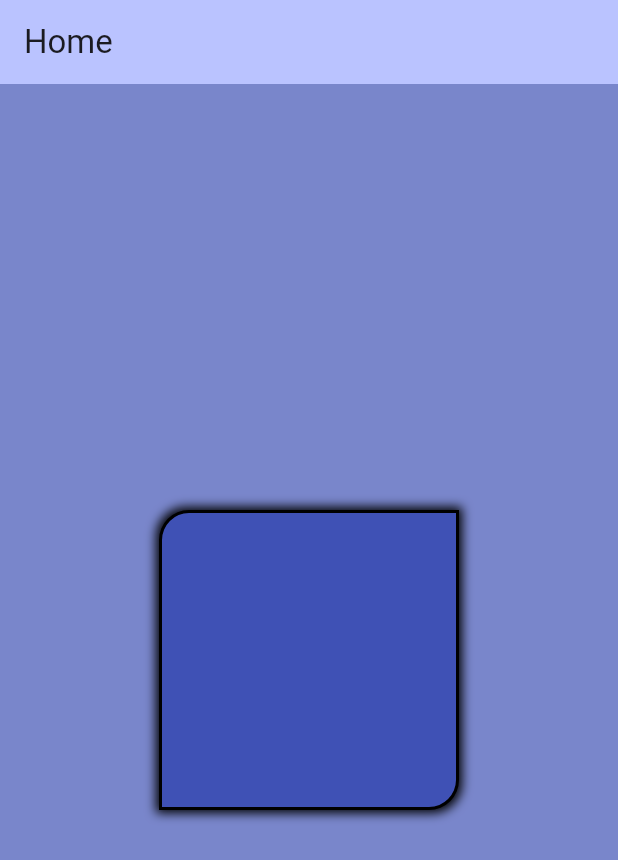
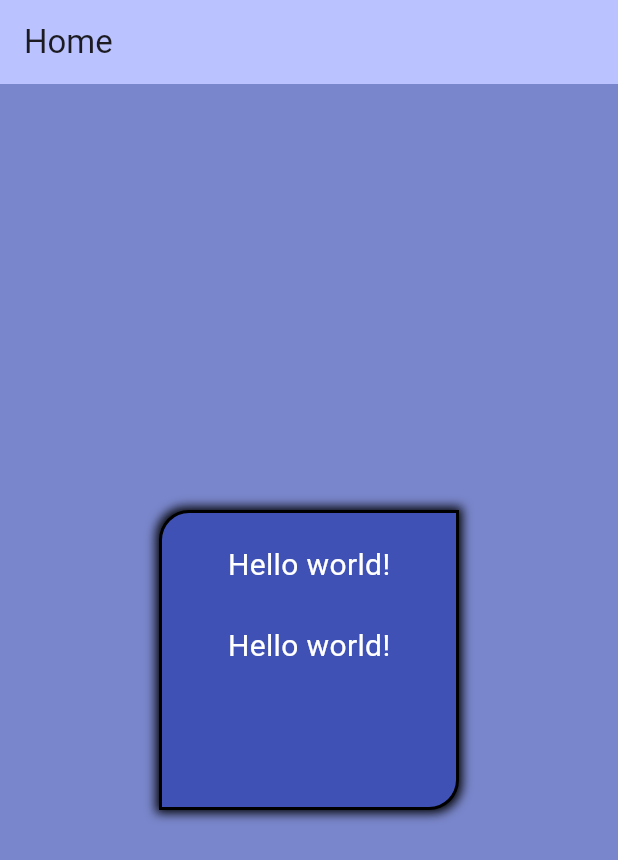
Before and after one commit to honeypathkar/Flutter-Practice-Project, a Flutter app: the screen it shows after launch, on a phone screen of 412 x 824 dp. Shown: the top 860 px of the screen. Run offline on Flutter 3.47's test engine with Material 3 defaults, Android fonts, the phone set to English and light mode, and no system bars.

Commit message:
Adding padding and margin to text

```diff
--- a/lib/main.dart
+++ b/lib/main.dart
@@ -37,6 +37,26 @@ class MyHomePage extends StatelessWidget {
           child: Container(
             width: 200,
             height: 200,
+            // ignore: sort_child_properties_last
+            child: Column(
+              children: [
+                const Padding(
+                  padding: EdgeInsets.all(20),
+                  child: Text(
+                    'Hello world!',
+                    style: TextStyle(fontSize: 20, color: Colors.white),
+                  ),
+                ),
+                // ignore: avoid_unnecessary_containers
+                Container(
+                  margin: const EdgeInsets.all(5),
+                  child: const Text(
+                    'Hello world!',
+                    style: TextStyle(fontSize: 20, color: Colors.white),
+                  ),
+                )
+              ],
+            ),
             decoration: BoxDecoration(
                 color: Colors.indigo.shade500,
                 // ignore: prefer_const_constructors
```
Also changed, not shown: 1 other file.
